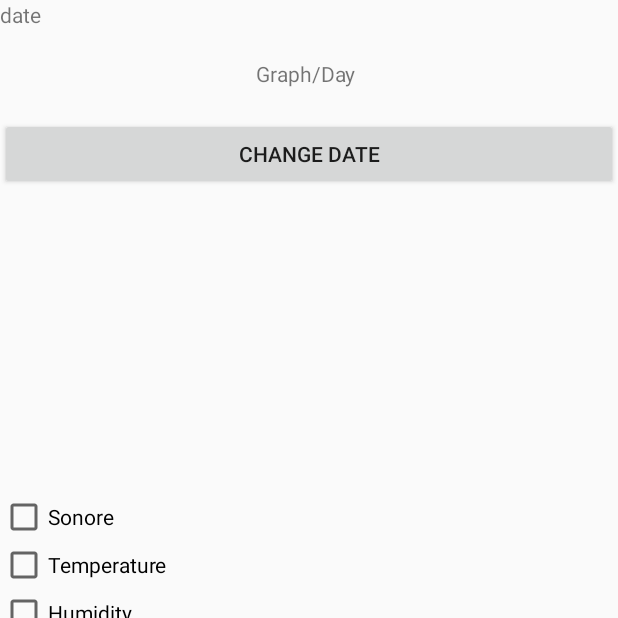
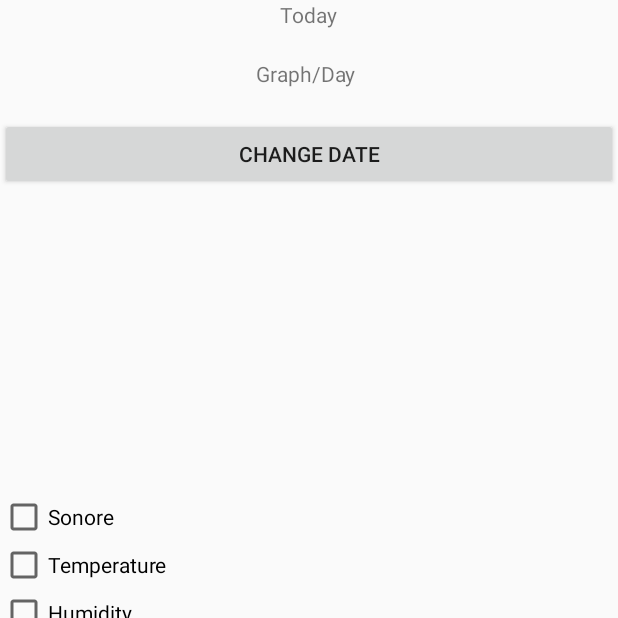
Before and after one commit to mathieuHa/pst3oeildtreapp, an Android app: the FragDay screen opened directly, with no data from a screen before it, on a phone screen of 412 x 824 dp, the top half of it. Run offline under Robolectric (Android 15) with nearby library versions, the light colour scheme and no system bars; our stand-ins replace Picasso; pictures from the network do not load.

Commit message:
DatePicker Implémenter, encore un merci à Mathieux pour sa precieuse aide

```diff
--- a/app/src/main/res/layout/graphe_day.xml
+++ b/app/src/main/res/layout/graphe_day.xml
@@ -10,8 +10,8 @@
         android:id="@+id/date"
         android:layout_width="wrap_content"
         android:layout_height="wrap_content"
-        android:ems="10"
-        android:text="date" />
+        android:layout_gravity="center"
+        android:text="Today" />
 
     <TextView
         android:id="@+id/textView2"
```
Also changed, not shown: app/src/main/java/oeildtre/esiea/fr/oeildtreapp/FragDay.java (+30 -4 lines).
